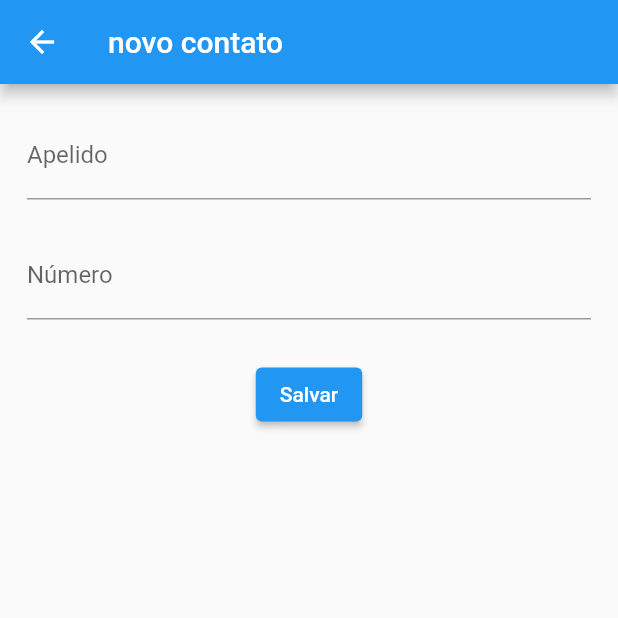
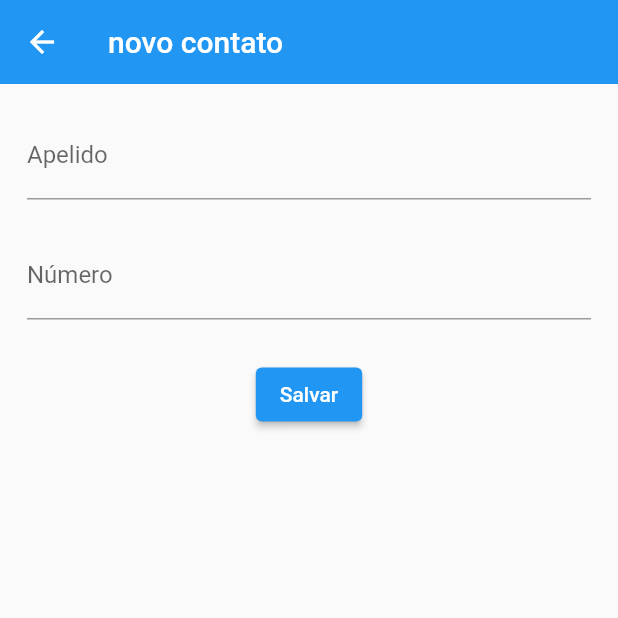
Before and after one commit to davi133/app-mensagens-si700, a Flutter app: the NewContactScreen screen opened directly, on a phone screen of 412 x 824 dp, the top half of it. Run offline on Flutter 3.47's test engine with Material 2 defaults, Android fonts, the light colour scheme and no system bars; key blocks and very long unbroken strings in the code were emptied for the run.

Commit message:
atualizaçãozinha na appbar

```diff
--- a/lib/View/Chat.dart
+++ b/lib/View/Chat.dart
@@ -31,7 +31,7 @@ class _ChatScreenState extends State<ChatScreen> {
     }
 
     return Scaffold(
-      appBar: AppBar(title: Text(widget.other.nome)),
+      appBar: AppBar(title: Text(widget.other.nome), elevation: 0,),
       body: Container(
         margin: const EdgeInsets.all(12.0),
         child: Column(
--- a/lib/View/contato_tela.dart
+++ b/lib/View/contato_tela.dart
@@ -66,7 +66,7 @@ class NewContactScreen extends StatelessWidget {
   @override
   Widget build(BuildContext context) {
     return Scaffold(
-      appBar: AppBar(title: const Text("novo contato")),
+      appBar: AppBar(title: const Text("novo contato"),elevation: 0,),
       body: Container(
         margin: const EdgeInsets.all(15.0),
         padding: const EdgeInsets.all(3.0),
--- a/lib/View/contato_tile.dart
+++ b/lib/View/contato_tile.dart
@@ -122,7 +122,7 @@ class EditContato extends StatelessWidget {
   @override
   Widget build(BuildContext context) {
     return Scaffold(
-      appBar: AppBar(title: const Text("novo contato")),
+      appBar: AppBar(title: const Text("novo contato"), elevation: 0,),
       body: Container(
         margin: const EdgeInsets.all(15.0),
         padding: const EdgeInsets.all(3.0),
```
